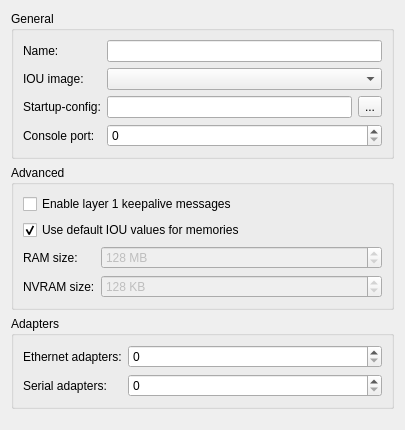
Before: the Qt Designer form gns3/modules/iou/ui/iou_device_configuration_page.ui in GNS3/gns3-gui, drawn with Qt 5.
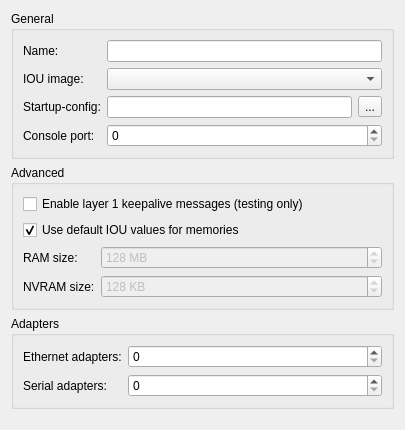
After: the same form once the commit is applied.

```diff
--- a/gns3/modules/iou/ui/iou_device_configuration_page.ui
+++ b/gns3/modules/iou/ui/iou_device_configuration_page.ui
@@ -92,8 +92,11 @@
      <layout class="QGridLayout" name="gridLayout_2">
       <item row="0" column="0" colspan="2">
        <widget class="QCheckBox" name="uiL1KeepalivesCheckBox">
+        <property name="enabled">
+         <bool>true</bool>
+        </property>
         <property name="text">
-         <string>Enable layer 1 keepalive messages</string>
+         <string>Enable layer 1 keepalive messages (testing only)</string>
         </property>
         <property name="checked">
          <bool>false</bool>
```
